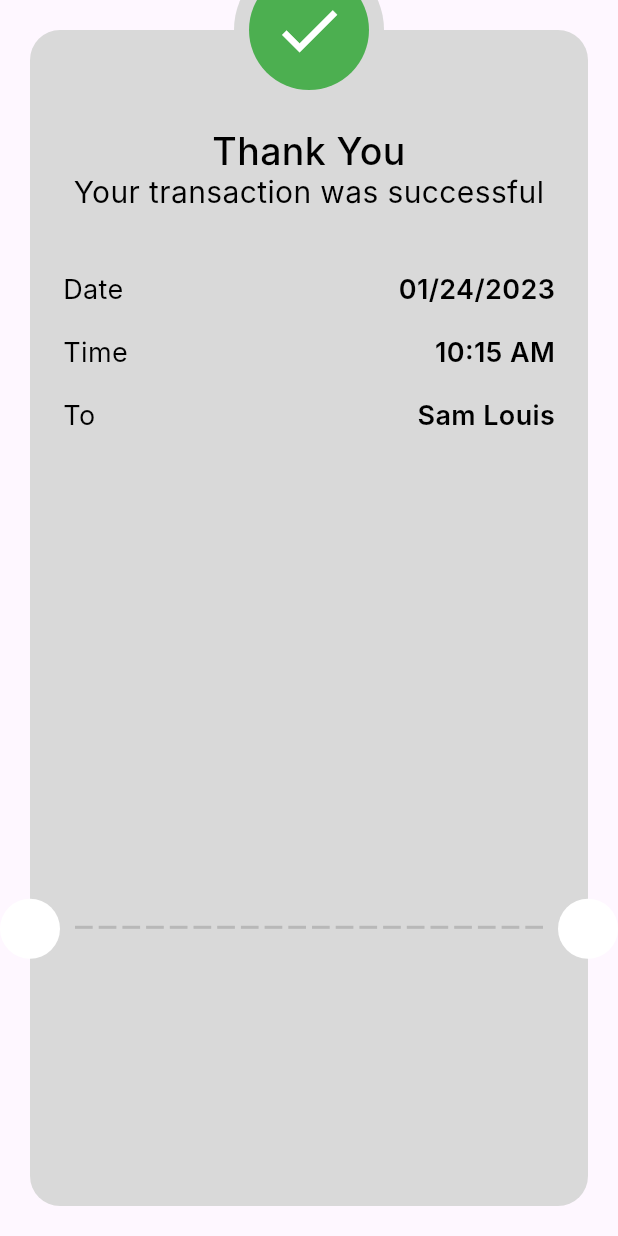
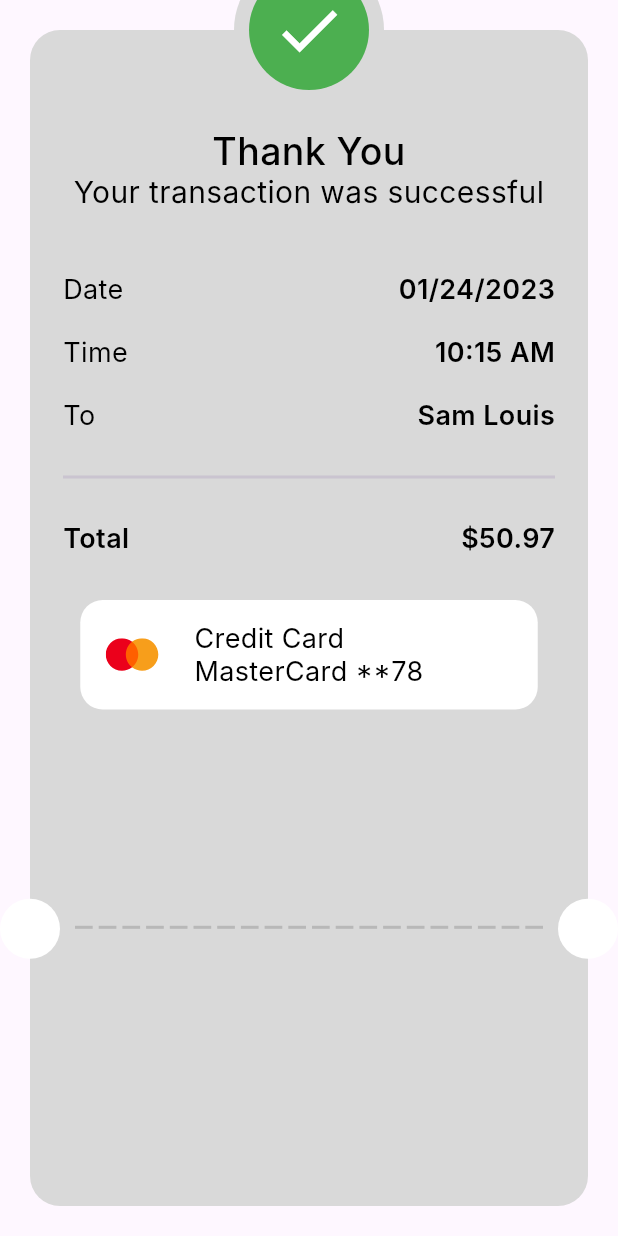
Before and after one commit to Eslamadelelkhouly/payment, a Flutter app: the ThankView screen opened directly, on a phone screen of 412 x 824 dp. Run offline on Flutter 3.47's test engine with Material 3 defaults, Android fonts, the phone set to English and light mode, and no system bars; our stand-ins replace flutter_credit_card, flutter_svg; Roboto replaces fonts that are missing (Inter).

Commit message:
create cardinfo widget

```diff
--- /dev/null
+++ b/lib/Features/checkout/presentation/views/widgets/card_info_widget.dart
@@ -0,0 +1,46 @@
+import 'package:flutter/material.dart';
+import 'package:flutter_svg/svg.dart';
+import 'package:paymentapp/core/utils/styles.dart';
+
+class CardInfoWidget extends StatelessWidget {
+  const CardInfoWidget({
+    super.key,
+  });
+
+  @override
+  Widget build(BuildContext context) {
+    return Container(
+      padding: const EdgeInsets.symmetric(vertical: 15, horizontal: 17),
+      width: 305,
+      height: 73,
+      decoration: ShapeDecoration(
+        color: Colors.white,
+        shape: RoundedRectangleBorder(
+          borderRadius: BorderRadius.circular(15),
+        ),
+      ),
+      child: Row(
+        children: [
+          SvgPicture.asset('assets/images/logomastercard.svg'),
+          const SizedBox(
+            width: 23,
+          ),
+          Column(
+            crossAxisAlignment: CrossAxisAlignment.start,
+            mainAxisAlignment: MainAxisAlignment.center,
+            children: [
+              Text(
+                'Credit Card',
+                style: Styles.textstyle18,
+              ),
+              Text(
+                'MasterCard **78',
+                style: Styles.textstyle18,
+              ),
+            ],
+          ),
+        ],
+      ),
+    );
+  }
+}
--- a/lib/Features/checkout/presentation/views/widgets/thank_card.dart
+++ b/lib/Features/checkout/presentation/views/widgets/thank_card.dart
@@ -1,5 +1,8 @@
 import 'package:flutter/material.dart';
+import 'package:flutter_svg/svg.dart';
+import 'package:paymentapp/Features/checkout/presentation/views/widgets/card_info_widget.dart';
 import 'package:paymentapp/Features/checkout/presentation/views/widgets/payment_item_info.dart';
+import 'package:paymentapp/Features/checkout/presentation/views/widgets/total_price.dart';
 import 'package:paymentapp/core/utils/styles.dart';
 
 class ThankCard extends StatelessWidget {
@@ -50,6 +53,13 @@ class ThankCard extends StatelessWidget {
               title: 'To',
               value: 'Sam Louis',
             ),
+            const Divider(
+              height: 60,
+              thickness: 2,
+            ),
+            TotalPrice(text: 'Total', value: '\$50.97'),
+            SizedBox(height: 30),
+            const CardInfoWidget(),
           ],
         ),
       ),
```
Also changed, not shown: assets/images/logomastercard.svg (added).
